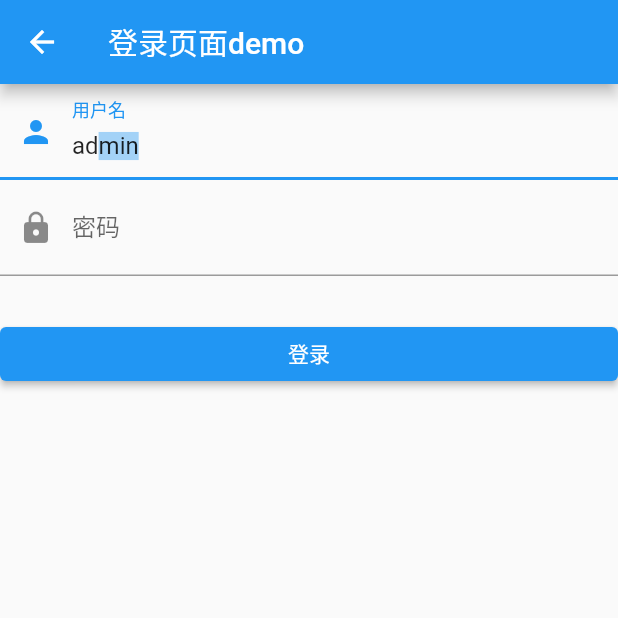
After one commit to xizixuejie/flutter_learn_demo, a Flutter app: the Component screen opened by its route, after a tap on "输入框及表单", on a phone screen of 412 x 824 dp, the top half of it. The commit adds this screen. Run offline on Flutter 3.47's test engine with Material 2 defaults, Android fonts, the phone set to English and light mode, and no system bars.

Commit message:
基础组件-输入框

```diff
--- a/lib/components/index.dart
+++ b/lib/components/index.dart
@@ -27,6 +27,10 @@ class Component extends StatelessWidget {
               onPressed: () =>
                   Navigator.pushNamed(context, 'component/switch_checkbox'),
               child: const Text('单选开关和复选框')),
+          ElevatedButton(
+              onPressed: () =>
+                  Navigator.pushNamed(context, 'component/input_form'),
+              child: const Text('输入框及表单')),
         ],
       )),
     );
--- /dev/null
+++ b/lib/components/input_form_demo.dart
@@ -0,0 +1,86 @@
+import 'dart:developer';
+
+import 'package:flutter/material.dart';
+
+class InputFormDemo extends StatelessWidget {
+  const InputFormDemo({super.key});
+
+  @override
+  Widget build(BuildContext context) {
+    return Scaffold(
+      appBar: AppBar(
+        title: const Text('登录页面demo'),
+      ),
+      body: const LoginForm(),
+    );
+  }
+}
+
+class LoginForm extends StatefulWidget {
+  const LoginForm({super.key});
+
+  @override
+  State<StatefulWidget> createState() => _LoginFormState();
+}
+
+class _LoginFormState extends State<LoginForm> {
+  final TextEditingController _unameController = TextEditingController();
+
+  @override
+  Widget build(BuildContext context) {
+    return Column(
+      children: [
+        TextField(
+          // 是否自动获取焦点
+          autofocus: true,
+          controller: _unameController,
+          decoration: const InputDecoration(
+            labelText: '用户名',
+            hintText: '用户名或邮箱',
+            prefixIcon: Icon(Icons.person),
+          ),
+          // 监听文本变化1 设置onChange回调
+          onChanged: (value) {
+            log("username changed:$value");
+          },
+        ),
+        const TextField(
+          decoration: InputDecoration(
+              labelText: "密码",
+              hintText: "您的登录密码",
+              prefixIcon: Icon(Icons.lock)),
+          // 是否隐藏正在编辑的文本，如用于输入密码的场景等，文本内容会用“•”替换。
+          obscureText: true,
+        ),
+        Padding(
+          padding: const EdgeInsets.only(top: 28.0),
+          child: Row(
+            children: [
+              Expanded(
+                  child: ElevatedButton(
+                      onPressed: () {
+                        log("输入的用户名是:${_unameController.text}");
+                      },
+                      child: const Text('登录')))
+            ],
+          ),
+        ),
+      ],
+    );
+  }
+
+  @override
+  void initState() {
+    super.initState();
+    // 监听文本变化2 通过controller监听
+    /// 两种方式相比，onChanged是专门用于监听文本变化，
+    /// 而controller的功能却多一些，除了能监听文本变化外，它还可以设置默认值、选择文本
+    _unameController.addListener(() {
+      log("username_controller listen changed:${_unameController.text}");
+    });
+
+    _unameController.text = "admin";
+    _unameController.selection = TextSelection(
+        baseOffset: 2, extentOffset: _unameController.text.length);
+  }
+}
--- a/lib/routes.dart
+++ b/lib/routes.dart
@@ -7,6 +7,7 @@ import './components/text_demo.dart';
 import './components/button_demo.dart';
 import './components/image_icon.dart';
 import './components/switch_checkbox_demo.dart';
+import './components/input_form_demo.dart';
 import 'main.dart';
 
 class MyRouter {
@@ -18,6 +19,7 @@ class MyRouter {
     'component/button': (context) => const ButtonDemo(),
     'component/image': (context) => const ImageIconDemo(),
     'component/switch_checkbox': (context) => const SwitchCheckboxDemo(),
+    'component/input_form': (context) => const InputFormDemo(),
     // 'user': (context) => const UserPage(),
   };
 
```
